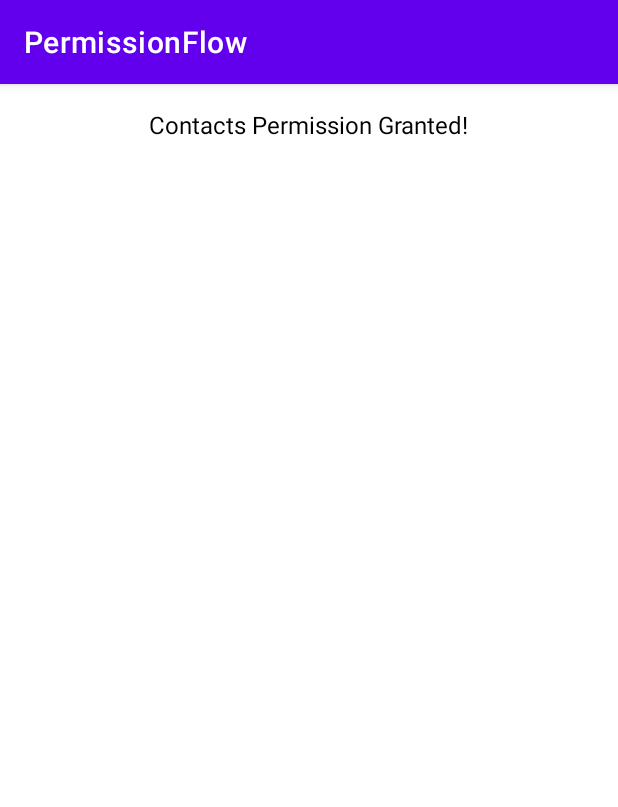
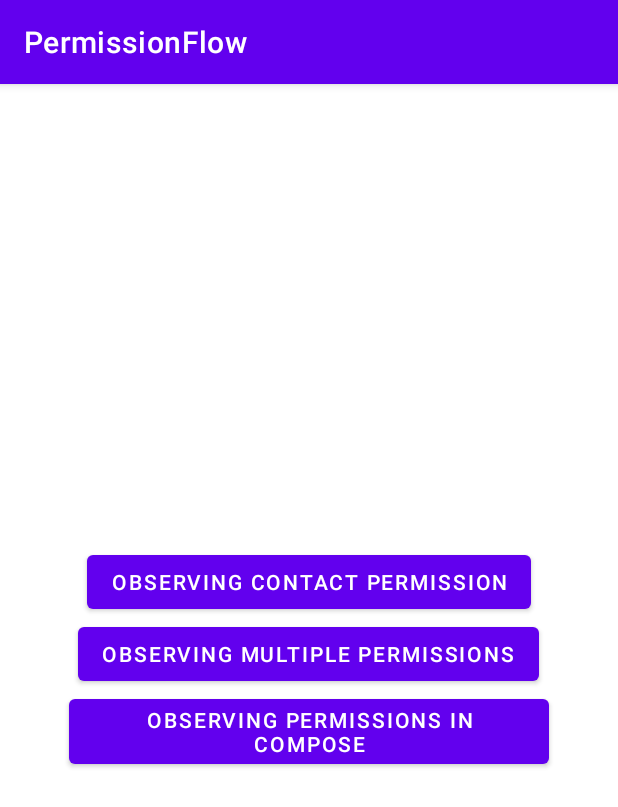
Before and after one commit to PatilShreyas/permission-flow-android, an Android app built with Jetpack Compose: the screen it shows after launch (ContactsActivity before the commit, MainActivity after it), on a phone screen of 412 x 824 dp. Shown: the top 807 px of the screen. Run offline under Robolectric (Android 15) with nearby library versions, the phone set to English and light mode, and no system bars.

Commit message:
Add more sample example for multiple permission and compose

```diff
--- /dev/null
+++ b/app/src/main/java/dev/shreyaspatil/permissionFlow/example/ui/MainActivity.kt
@@ -0,0 +1,45 @@
+/**
+ * Copyright 2022 Shreyas Patil
+ *
+ * Licensed under the Apache License, Version 2.0 (the "License");
+ * you may not use this file except in compliance with the License.
+ * You may obtain a copy of the License at
+ *
+ * http://www.apache.org/licenses/LICENSE-2.0
+ *
+ * Unless required by applicable law or agreed to in writing, software
+ * distributed under the License is distributed on an "AS IS" BASIS,
+ * WITHOUT WARRANTIES OR CONDITIONS OF ANY KIND, either express or implied.
+ * See the License for the specific language governing permissions and
+ * limitations under the License.
+ */
+package dev.shreyaspatil.permissionFlow.example.ui
+
+import android.content.Intent
+import android.os.Bundle
+import androidx.activity.ComponentActivity
+import androidx.appcompat.app.AppCompatActivity
+import dev.shreyaspatil.permissionFlow.example.databinding.ActivityMainBinding
+import dev.shreyaspatil.permissionFlow.example.ui.composePermission.ComposePermissionActivity
+import dev.shreyaspatil.permissionFlow.example.ui.contacts.ContactsActivity
+import dev.shreyaspatil.permissionFlow.example.ui.multipermission.MultiPermissionActivity
+
+class MainActivity : AppCompatActivity() {
+    private lateinit var binding: ActivityMainBinding
+
+    override fun onCreate(savedInstanceState: Bundle?) {
+        super.onCreate(savedInstanceState)
+        binding = ActivityMainBinding.inflate(layoutInflater)
+        setContentView(binding.root)
+
+        with(binding) {
+            buttonContacts.setOnClickListener { launchScreen<ContactsActivity>() }
+            buttonMultiPermission.setOnClickListener { launchScreen<MultiPermissionActivity>() }
+            buttonComposeSample.setOnClickListener { launchScreen<ComposePermissionActivity>() }
+        }
+    }
+
+    private inline fun <reified S : ComponentActivity> launchScreen() {
+        startActivity(Intent(this, S::class.java))
+    }
+}
--- a/app/src/main/java/dev/shreyaspatil/permissionFlow/example/ui/ContactsActivity.kt
+++ b/app/src/main/java/dev/shreyaspatil/permissionFlow/example/ui/contacts/ContactsActivity.kt
@@ -13,7 +13,7 @@
  * See the License for the specific language governing permissions and
  * limitations under the License.
  */
-package dev.shreyaspatil.permissionFlow.example.ui
+package dev.shreyaspatil.permissionFlow.example.ui.contacts
 
 import android.Manifest
 import android.os.Bundle
--- a/app/src/main/java/dev/shreyaspatil/permissionFlow/example/ui/ContactsUiState.kt
+++ b/app/src/main/java/dev/shreyaspatil/permissionFlow/example/ui/contacts/ContactsUiState.kt
@@ -13,7 +13,7 @@
  * See the License for the specific language governing permissions and
  * limitations under the License.
  */
-package dev.shreyaspatil.permissionFlow.example.ui
+package dev.shreyaspatil.permissionFlow.example.ui.contacts
 
 import dev.shreyaspatil.permissionFlow.example.data.model.Contact
 
--- a/app/src/main/java/dev/shreyaspatil/permissionFlow/example/ui/ContactsViewModel.kt
+++ b/app/src/main/java/dev/shreyaspatil/permissionFlow/example/ui/contacts/ContactsViewModel.kt
@@ -13,7 +13,7 @@
  * See the License for the specific language governing permissions and
  * limitations under the License.
  */
-package dev.shreyaspatil.permissionFlow.example.ui
+package dev.shreyaspatil.permissionFlow.example.ui.contacts
 
 import android.Manifest
 import android.content.ContentResolver
--- a/app/src/main/res/layout/activity_contacts.xml
+++ b/app/src/main/res/layout/activity_contacts.xml
@@ -4,7 +4,7 @@
     xmlns:tools="http://schemas.android.com/tools"
     android:layout_width="match_parent"
     android:layout_height="match_parent"
-    tools:context="dev.shreyaspatil.permissionFlow.example.ui.ContactsActivity">
+    tools:context="dev.shreyaspatil.permissionFlow.example.ui.contacts.ContactsActivity">
 
     <TextView
         android:id="@+id/permissionStatusText"
--- /dev/null
+++ b/app/src/main/res/layout/activity_main.xml
@@ -0,0 +1,29 @@
+<?xml version="1.0" encoding="utf-8"?>
+<LinearLayout xmlns:android="http://schemas.android.com/apk/res/android"
+    xmlns:tools="http://schemas.android.com/tools"
+    android:orientation="vertical"
+    android:layout_width="match_parent"
+    android:layout_height="match_parent"
+    android:gravity="center">
+
+    <Button
+        android:id="@+id/buttonContacts"
+        android:layout_width="wrap_content"
+        android:layout_height="wrap_content"
+        android:text="Observing Contact Permission"
+        tools:ignore="HardcodedText" />
+
+    <Button
+        android:id="@+id/buttonMultiPermission"
+        android:layout_width="wrap_content"
+        android:layout_height="wrap_content"
+        android:text="Observing Multiple Permissions"
+        tools:ignore="HardcodedText" />
+
+    <Button
+        android:id="@+id/buttonComposeSample"
+        android:layout_width="wrap_content"
+        android:layout_height="wrap_content"
+        android:text="Observing permissions in Compose"
+        tools:ignore="HardcodedText" />
+</LinearLayout>
--- a/permissionFlowCompose/src/main/java/dev/shreyaspatil/permissionflow/compose/PermissionFlow.kt
+++ b/permissionFlowCompose/src/main/java/dev/shreyaspatil/permissionflow/compose/PermissionFlow.kt
@@ -41,7 +41,7 @@ fun rememberMultiplePermissionState(
 }.collectAsState()
 
 @Composable
-fun rememberPermissionFlowRequestLauncher(onResult: (Map<String, Boolean>) -> Unit): ManagedActivityResultLauncher<Array<String>, Map<String, Boolean>> {
+fun rememberPermissionFlowRequestLauncher(onResult: (Map<String, Boolean>) -> Unit = {}): ManagedActivityResultLauncher<Array<String>, Map<String, Boolean>> {
     return rememberLauncherForActivityResult(
         contract = RequestPermissionsContract(),
         onResult = onResult
```
Also changed, not shown: app/build.gradle (+19 -0 lines), app/src/main/AndroidManifest.xml (+7 -1 lines), app/src/main/java/dev/shreyaspatil/permissionFlow/example/ui/composePermission/ComposePermissionActivity.kt (added, +82 -0 lines), app/src/main/java/dev/shreyaspatil/permissionFlow/example/ui/multipermission/MultiPermissionActivity.kt (added, +85 -0 lines), app/src/main/res/layout/activity_multipermission.xml (added, +45 -0 lines).
